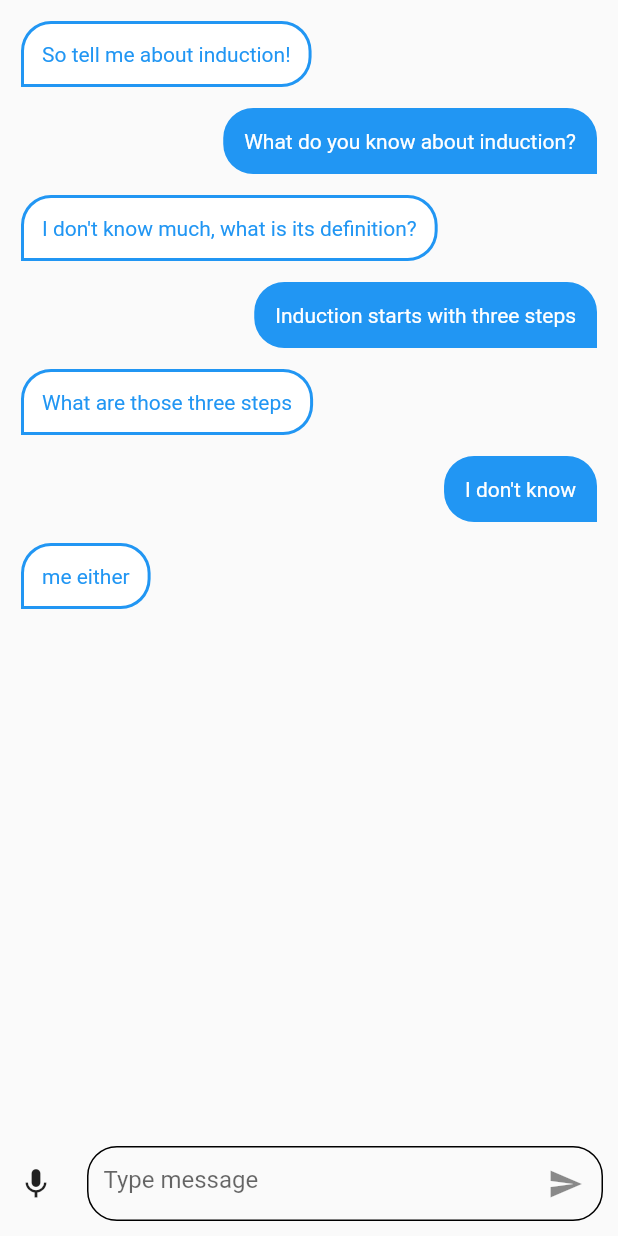
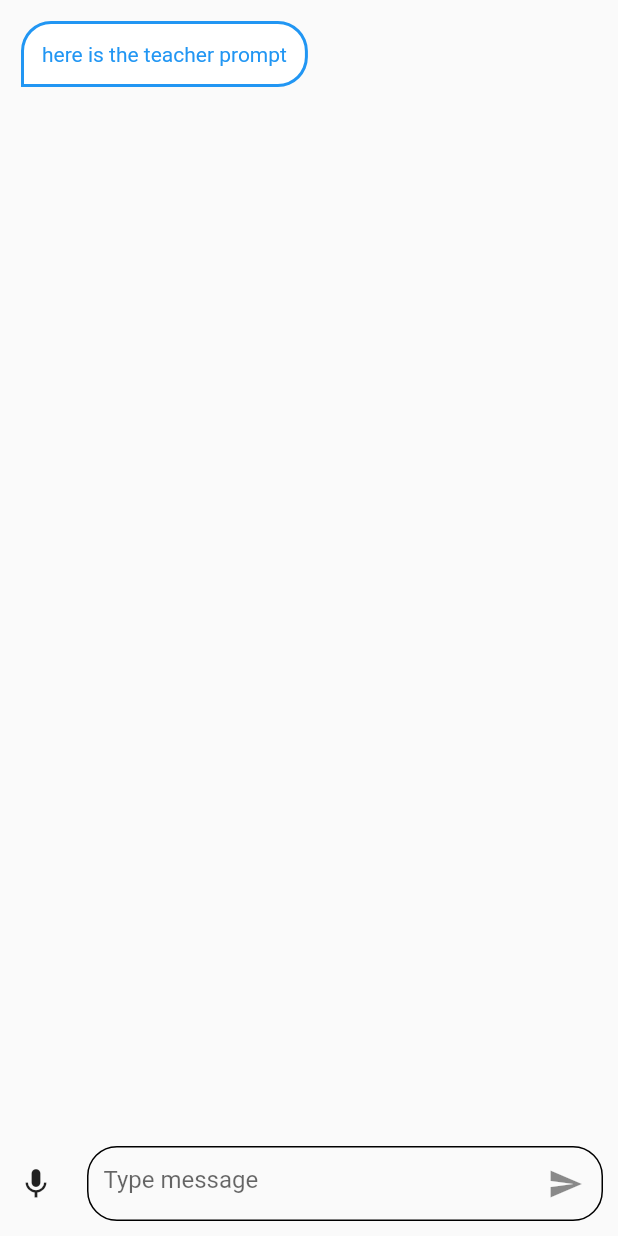
Before and after one commit to TheodoreSpeaks/Protege, a Flutter app: the ChatPage widget shown alone on an empty page, opened directly, on a phone screen of 412 x 824 dp. Run offline on Flutter 3.47's test engine with Material 2 defaults, Android fonts, the light colour scheme and no system bars.

Commit message:
integrate openapi psuedocalls for chat

```diff
--- a/lib/StudentChatPage.dart
+++ b/lib/StudentChatPage.dart
@@ -1,4 +1,5 @@
 import 'package:flutter/material.dart';
+import 'OpenAPI.dart';
 
 class StudentChatPage extends StatelessWidget {
   @override
@@ -58,28 +59,30 @@ class ChatPage extends StatefulWidget {
 class _ChatPageState extends State<ChatPage> {
   late TextEditingController _messageController;
   late String _oldTextValue;
+  late Conversation convo;
 
-  List<String> messages = [
-    "So tell me about induction!",
-    "What do you know about induction?",
-    "I don't know much, what is its definition?",
-    "Induction starts with three steps",
-    "What are those three steps",
-    "I don't know",
-    "me either"
-  ];
+  late List<String> messages;
 
   @override
   void initState() {
     super.initState();
     _messageController = TextEditingController();
     _oldTextValue = '';
+    convo =
+        new Conversation(["here is the teacher prompt"], this.messageCallback);
+    messages = convo.getConvo();
   }
 
   @override
   void dispose() {
     _messageController.dispose();
     super.dispose();
+  }
+
+  void messageCallback(convo) {
+    setState(() {
+      messages = convo;
+    });
   }
 
   @override
@@ -133,9 +136,7 @@ class _ChatPageState extends State<ChatPage> {
                     _messageController.clear();
                     _oldTextValue = '';
 
-                    setState(() {
-                      messages.add(str);
-                    });
+                    convo.updateConversation(str);
                   },
                   decoration: InputDecoration(
                     hintText: 'Type message',
--- a/lib/StudentPage.dart
+++ b/lib/StudentPage.dart
@@ -1,5 +1,4 @@
 import 'package:flutter/material.dart';
-import 'package:protege/OpenAPI.dart';
 import 'package:protege/StudentChatPage.dart';
 
 class StudentPage extends StatelessWidget {
@@ -9,10 +8,6 @@ class StudentPage extends StatelessWidget {
       appBar: AppBar(
         title: Text('Protégé'),
       ),
-      floatingActionButton: FloatingActionButton(
-          child: Icon(Icons.api),
-          onPressed: () => Navigator.of(context).push(
-              MaterialPageRoute(builder: (context) => OpenAPITestScreen()))),
       body: Row(
         children: [
           Expanded(
```
Also changed, not shown: lib/OpenAPI.dart (+18 -34 lines).
